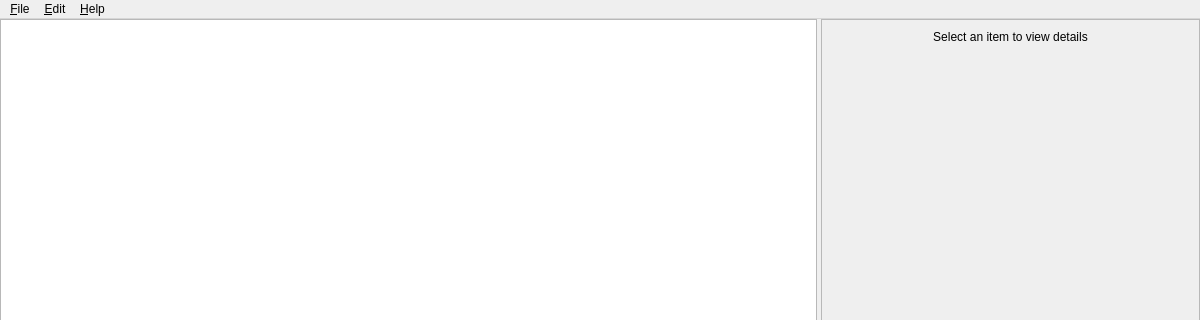
Old version of the form src/bidsio/ui/forms/main_window.ui in the repository CRNL-Eduwell/bidsio; both pictures show x 0 to 1200 and y 0 to 320 of the 1200 by 800 pixel window.
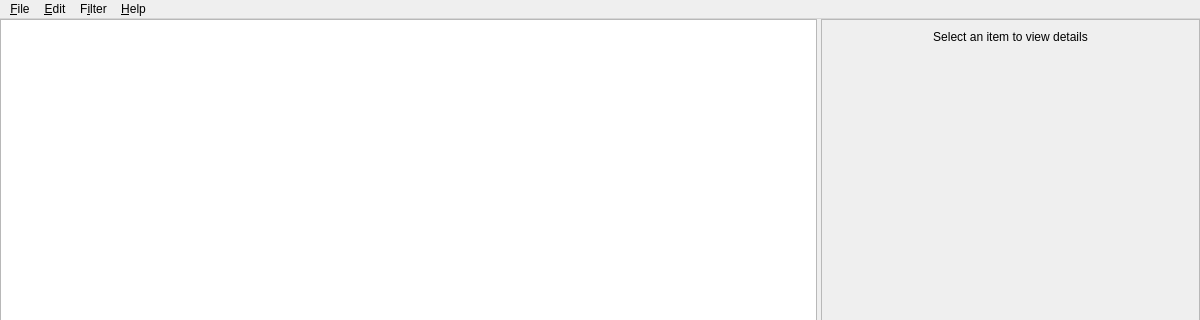
New version of the form. Icons and pictures are not drawn.

Patch:
```diff
--- a/src/bidsio/ui/forms/main_window.ui
+++ b/src/bidsio/ui/forms/main_window.ui
@@ -221,6 +221,13 @@
     </property>
     <addaction name="actionPreferences"/>
    </widget>
+   <widget class="QMenu" name="menuFilter">
+    <property name="title">
+     <string>F&amp;ilter</string>
+    </property>
+    <addaction name="actionFilter"/>
+    <addaction name="actionClearFilter"/>
+   </widget>
    <widget class="QMenu" name="menuHelp">
     <property name="title">
      <string>&amp;Help</string>
@@ -229,6 +236,7 @@
    </widget>
    <addaction name="menuFile"/>
    <addaction name="menuEdit"/>
+   <addaction name="menuFilter"/>
    <addaction name="menuHelp"/>
   </widget>
   <widget class="QStatusBar" name="statusbar"/>
```
Left out of the diff: 30 changed lines with no effect on the pictures.
